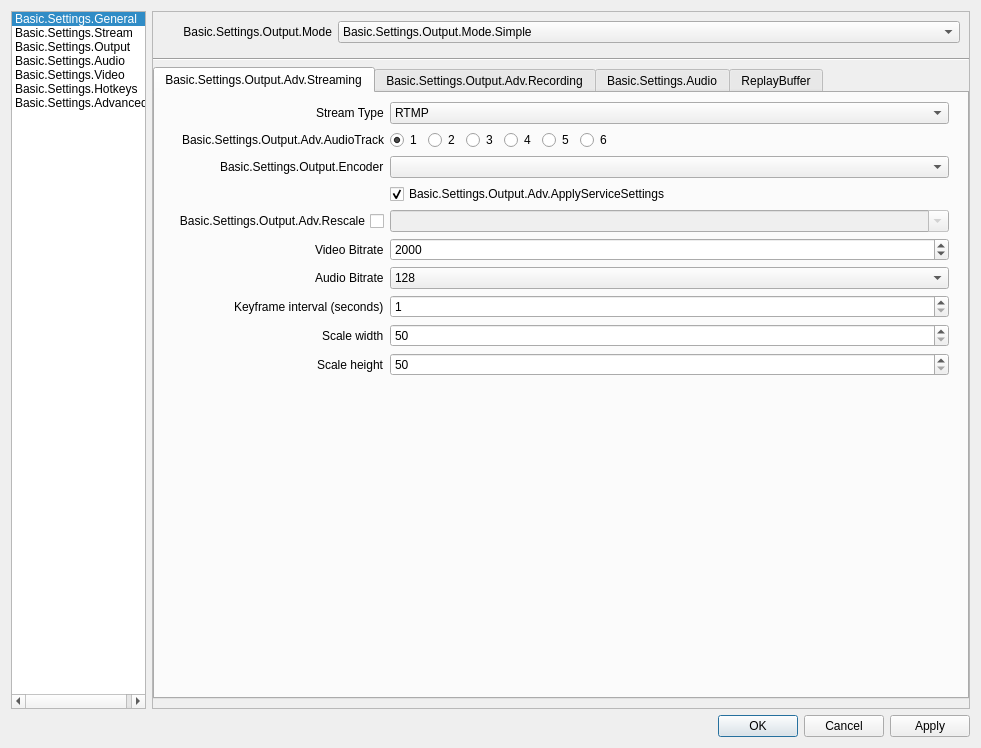
First picture: the form in UI/forms/OBSBasicSettings.ui, repository Dacast-Inc/dacast-obs, before the edit.
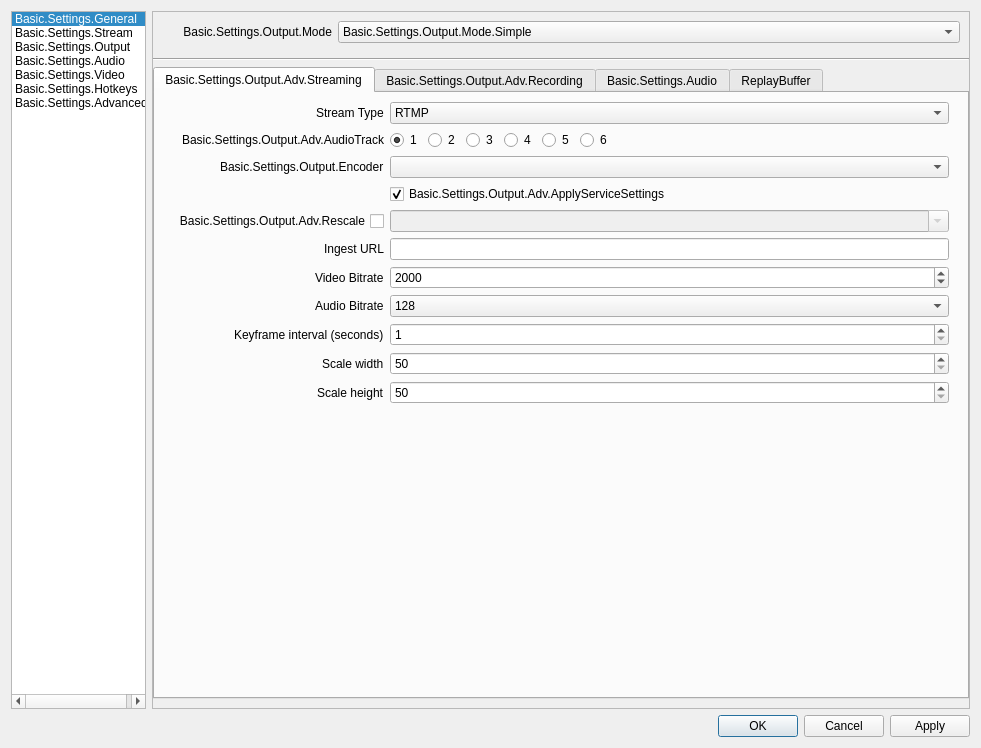
Second picture: the form after the edit. The open tabs and pages were chosen to show the change. Icons and pictures are not drawn.

Commit message: hls ingest url + dts test

```diff
--- a/UI/forms/OBSBasicSettings.ui
+++ b/UI/forms/OBSBasicSettings.ui
@@ -1538,14 +1538,14 @@
                              </property>
                             </widget>
                            </item>
-                           <item row="6" column="0">
+                           <item row="7" column="0">
                             <widget class="QLabel" name="advOutHlsVideoBitrateLabel">
                              <property name="text">
                               <string>Video Bitrate</string>
                              </property>
                             </widget>
                            </item>
-                           <item row="6" column="1">
+                           <item row="7" column="1">
                             <widget class="QSpinBox" name="advOutHlsVideoBitrate">
                              <property name="minimum">
                               <number>50</number>
@@ -1558,14 +1558,14 @@
                              </property>
                             </widget>
                            </item>
-                           <item row="7" column="0">
+                           <item row="8" column="0">
                             <widget class="QLabel" name="advOutHlsAudioBitrateLabel">
                              <property name="text">
                               <string>Audio Bitrate</string>
                              </property>
                             </widget>
                            </item>
-                           <item row="7" column="1">
+                           <item row="8" column="1">
                             <widget class="QComboBox" name="advOutHlsAudioBitrate">
                              <property name="currentIndex">
                               <number>3</number>
@@ -1622,14 +1622,14 @@
                              </item>
                             </widget>
                            </item>
-                           <item row="8" column="0">
+                           <item row="9" column="0">
                             <widget class="QLabel" name="advOutHlsKeyframeIntervalLabel">
                              <property name="text">
                               <string>Keyframe interval (seconds)</string>
                              </property>
                             </widget>
                            </item>
-                           <item row="8" column="1">
+                           <item row="9" column="1">
                             <widget class="QSpinBox" name="advOutHlsKeyframeInterval">
                              <property name="minimum">
                               <number>1</number>
@@ -1639,14 +1639,14 @@
                              </property>
                             </widget>
                            </item>
-                           <item row="9" column="0">
+                           <item row="10" column="0">
                             <widget class="QLabel" name="advOutHlsScaleWidthLabel">
                              <property name="text">
                               <string>Scale width</string>
                              </property>
                             </widget>
                            </item>
-                           <item row="9" column="1">
+                           <item row="10" column="1">
                             <widget class="QSpinBox" name="advOutHlsScaleWidth">
                              <property name="minimum">
                               <number>50</number>
@@ -1656,14 +1656,14 @@
                              </property>
                             </widget>
                            </item>
-                           <item row="10" column="0">
+                           <item row="11" column="0">
                             <widget class="QLabel" name="advOutHlsScaleHeightLabel">
                              <property name="text">
                               <string>Scale height</string>
                              </property>
                             </widget>
                            </item>
-                           <item row="10" column="1">
+                           <item row="11" column="1">
                             <widget class="QSpinBox" name="advOutHlsScaleHeight">
                              <property name="minimum">
                               <number>50</number>
@@ -1673,6 +1673,16 @@
                              </property>
                             </widget>
                            </item>
+                           <item row="6" column="0">
+                            <widget class="QLabel" name="advOutHlsIngestUrlLabel">
+                             <property name="text">
+                              <string>Ingest URL</string>
+                             </property>
+                            </widget>
+                           </item>
+                           <item row="6" column="1">
+                            <widget class="QLineEdit" name="advOutHlsIngestUrl"/>
+                           </item>
                           </layout>
                          </widget>
                         </item>
```
Left out of the diff: 4 changed lines with no effect on the pictures. The commit also changes 4 other files.
